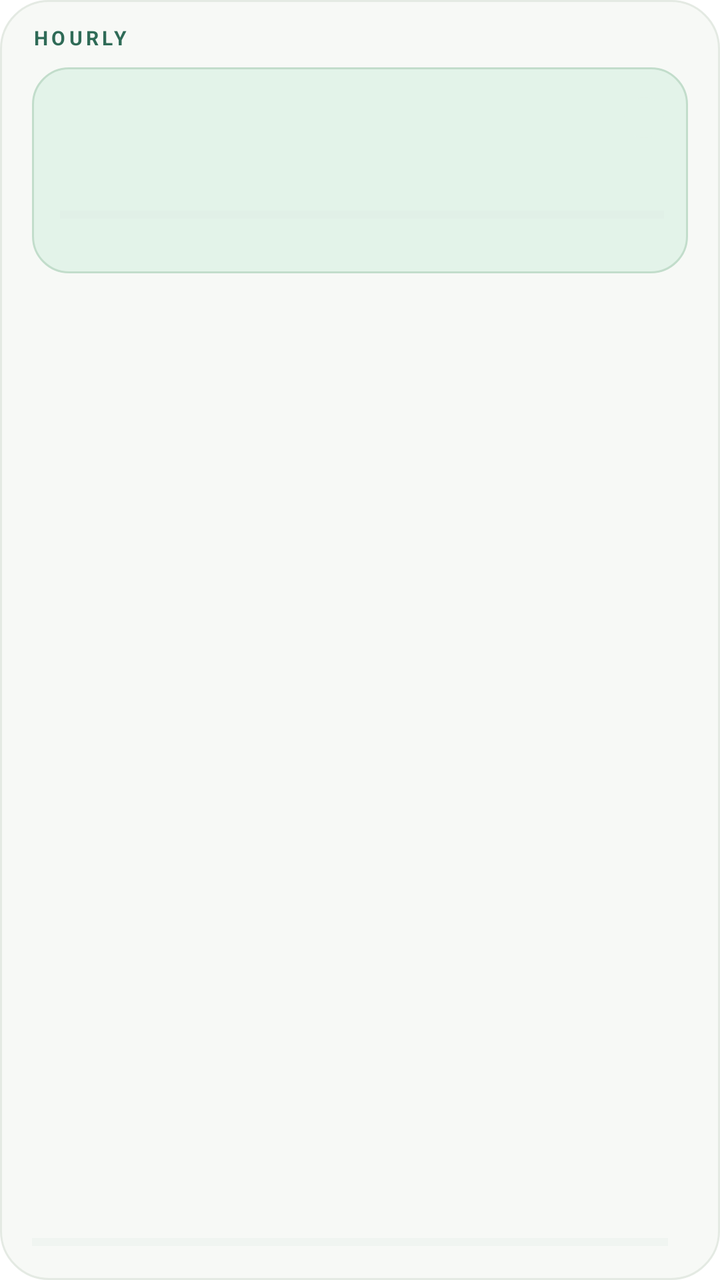
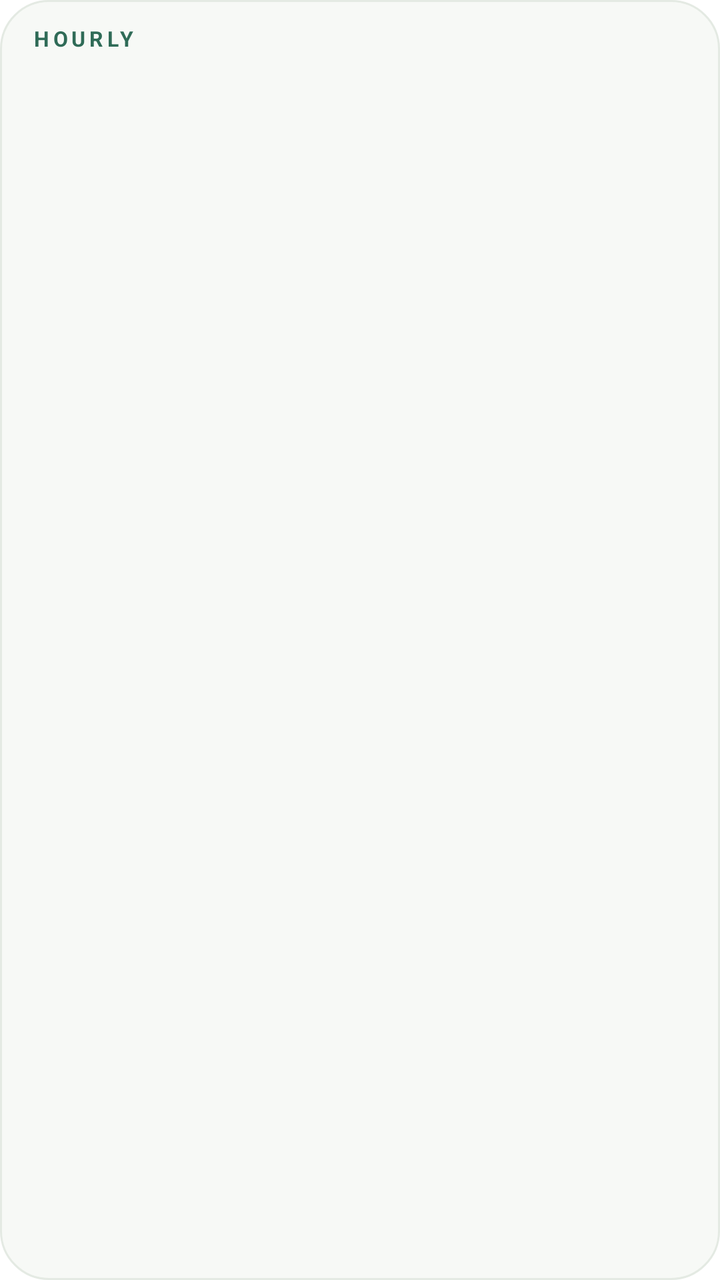

Screens rendered from an Android XML layout before and after an edit, with the pre-edit source and the edit as a unified diff.
<!-- AndroidManifest.xml: fallback theme Theme.MaterialComponents.DayNight.NoActionBar -->
<!-- res/layout/hourly_widget.xml -->
<?xml version="1.0" encoding="utf-8"?>
<LinearLayout xmlns:android="http://schemas.android.com/apk/res/android"
    android:layout_width="match_parent"
    android:layout_height="match_parent"
    android:background="@drawable/bg_widget"
    android:orientation="vertical"
    android:paddingStart="16dp"
    android:paddingTop="12dp"
    android:paddingEnd="16dp"
    android:paddingBottom="12dp">

    
    <LinearLayout
        android:layout_width="match_parent"
        android:layout_height="wrap_content"
        android:gravity="center_vertical"
        android:orientation="horizontal">

        <TextView
            android:id="@+id/widget_brand"
            android:layout_width="0dp"
            android:layout_height="wrap_content"
            android:layout_weight="1"
            android:letterSpacing="0.18"
            android:text="@string/widget_brand"
            android:textColor="@color/widget_accent"
            android:textSize="10sp"
            android:textStyle="bold" />

        <TextView
            android:id="@+id/widget_day"
            android:layout_width="wrap_content"
            android:layout_height="wrap_content"
            android:letterSpacing="0.1"
            android:textColor="@color/widget_muted"
            android:textSize="10sp"
            android:textStyle="bold" />
    </LinearLayout>

    
    <LinearLayout
        android:id="@+id/hero_card"
        android:layout_width="match_parent"
        android:layout_height="wrap_content"
        android:layout_marginTop="8dp"
        android:background="@drawable/bg_widget_hero_active"
        android:orientation="vertical"
        android:paddingStart="14dp"
        android:paddingTop="10dp"
        android:paddingEnd="12dp"
        android:paddingBottom="10dp">

        <LinearLayout
            android:layout_width="match_parent"
            android:layout_height="wrap_content"
            android:gravity="center_vertical"
            android:orientation="horizontal">

            <TextView
                android:id="@+id/hero_time"
                android:layout_width="0dp"
                android:layout_height="wrap_content"
                android:layout_weight="1"
                android:fontFeatureSettings="tnum"
                android:includeFontPadding="false"
                android:letterSpacing="-0.02"
                android:textColor="@color/widget_text"
                android:textSize="26sp"
                android:textStyle="bold" />

            <TextView
                android:id="@+id/hero_chip"
                android:layout_width="wrap_content"
                android:layout_height="wrap_content"
                android:background="@drawable/bg_widget_chip_active"
                android:letterSpacing="0.1"
                android:paddingStart="10dp"
                android:paddingTop="4dp"
                android:paddingEnd="10dp"
                android:paddingBottom="4dp"
                android:textColor="@color/widget_active_text"
                android:textSize="9sp"
                android:textStyle="bold" />
        </LinearLayout>

        <TextView
            android:id="@+id/hero_text"
            android:layout_width="match_parent"
            android:layout_height="wrap_content"
            android:layout_marginTop="4dp"
            android:ellipsize="end"
            android:includeFontPadding="false"
            android:maxLines="2"
            android:textColor="@color/widget_text"
            android:textSize="16sp"
            android:textStyle="bold" />

        <ProgressBar
            android:id="@+id/hero_progress"
            style="?android:attr/progressBarStyleHorizontal"
            android:layout_width="match_parent"
            android:layout_height="5dp"
            android:layout_marginTop="8dp"
            android:max="60"
            android:progress="0"
            android:progressBackgroundTint="@color/widget_track"
            android:progressTint="@color/widget_progress_fill" />

        <TextView
            android:id="@+id/hero_meta"
            android:layout_width="match_parent"
            android:layout_height="wrap_content"
            android:layout_marginTop="4dp"
            android:ellipsize="end"
            android:includeFontPadding="false"
            android:maxLines="1"
            android:textColor="@color/widget_muted"
            android:textSize="10.5sp" />
    </LinearLayout>

    
    <LinearLayout
        android:id="@+id/widget_next"
        android:layout_width="match_parent"
        android:layout_height="wrap_content"
        android:layout_marginTop="8dp"
        android:gravity="center_vertical"
        android:orientation="horizontal">

        <TextView
            android:id="@+id/widget_next_label"
            android:layout_width="wrap_content"
            android:layout_height="wrap_content"
            android:letterSpacing="0.12"
            android:textColor="@color/widget_muted"
            android:textSize="9sp"
            android:textStyle="bold" />

        <TextView
            android:id="@+id/widget_next_text"
            android:layout_width="0dp"
            android:layout_height="wrap_content"
            android:layout_marginStart="8dp"
            android:layout_weight="1"
            android:ellipsize="end"
            android:maxLines="1"
            android:textColor="@color/widget_text"
            android:textSize="12sp" />
    </LinearLayout>

    <LinearLayout
        android:id="@+id/slot_container"
        android:layout_width="match_parent"
        android:layout_height="0dp"
        android:layout_marginTop="2dp"
        android:layout_weight="1"
        android:orientation="vertical" />

    
    <LinearLayout
        android:layout_width="match_parent"
        android:layout_height="wrap_content"
        android:layout_marginTop="4dp"
        android:gravity="center_vertical"
        android:orientation="horizontal">

        <ProgressBar
            android:id="@+id/widget_day_progress"
            style="?android:attr/progressBarStyleHorizontal"
            android:layout_width="0dp"
            android:layout_height="4dp"
            android:layout_weight="1"
            android:max="100"
            android:progress="0"
            android:progressBackgroundTint="@color/widget_track"
            android:progressTint="@color/widget_done_text" />

        <TextView
            android:id="@+id/widget_progress"
            android:layout_width="wrap_content"
            android:layout_height="wrap_content"
            android:layout_marginStart="10dp"
            android:letterSpacing="0.02"
            android:textColor="@color/widget_muted"
            android:textSize="10sp" />
    </LinearLayout>
</LinearLayout>
<!-- resources referenced by this layout -->
<resources>
  <color name="widget_accent">#2F6B57</color>
  <color name="widget_active_text">#1F7A4C</color>
  <color name="widget_done_text">#B3261E</color>
  <color name="widget_muted">#52625A</color>
  <color name="widget_progress_fill">#4C6F60</color>
  <color name="widget_text">#121A15</color>
  <color name="widget_track">#DCE6DE</color>
  <!-- drawable bg_widget (drawable) -->
  <?xml version="1.0" encoding="utf-8"?>
  <shape xmlns:android="http://schemas.android.com/apk/res/android"
      android:shape="rectangle">
      <solid android:color="@color/widget_background" />
      <corners android:radius="24dp" />
      <stroke
          android:width="1dp"
          android:color="@color/widget_stroke" />
  </shape>
  <!-- drawable bg_widget_chip_active (drawable) -->
  <?xml version="1.0" encoding="utf-8"?>
  <shape xmlns:android="http://schemas.android.com/apk/res/android"
      android:shape="rectangle">
      <solid android:color="@color/widget_active_bg" />
      <corners android:radius="20dp" />
  </shape>
  <!-- drawable bg_widget_hero_active (drawable) -->
  <?xml version="1.0" encoding="utf-8"?>
  <shape xmlns:android="http://schemas.android.com/apk/res/android"
      android:shape="rectangle">
      <solid android:color="@color/widget_active_bg" />
      <corners android:radius="18dp" />
      <stroke
          android:width="1dp"
          android:color="@color/widget_active_stroke" />
  </shape>
  <string name="widget_brand">HOURLY</string>
  <color name="widget_background">#F7F9F6</color>
  <color name="widget_stroke">#E4EAE3</color>
  <color name="widget_active_bg">#E3F3E9</color>
  <color name="widget_active_stroke">#C2DDCB</color>
</resources>

<!-- the commit's change to res/layout/hourly_widget.xml (unified diff, before → after) -->
@@ -24,164 +24,45 @@
             android:letterSpacing="0.18"
             android:text="@string/widget_brand"
             android:textColor="@color/widget_accent"
-            android:textSize="10sp"
+            android:textSize="10.5sp"
             android:textStyle="bold" />
 
         <TextView
             android:id="@+id/widget_day"
             android:layout_width="wrap_content"
             android:layout_height="wrap_content"
-            android:letterSpacing="0.1"
+            android:letterSpacing="0.08"
             android:textColor="@color/widget_muted"
-            android:textSize="10sp"
+            android:textSize="11sp"
             android:textStyle="bold" />
     </LinearLayout>
 
     
     <LinearLayout
-        android:id="@+id/hero_card"
-        android:layout_width="match_parent"
-        android:layout_height="wrap_content"
-        android:layout_marginTop="8dp"
-        android:background="@drawable/bg_widget_hero_active"
-        android:orientation="vertical"
-        android:paddingStart="14dp"
-        android:paddingTop="10dp"
-        android:paddingEnd="12dp"
-        android:paddingBottom="10dp">
-
-        <LinearLayout
-            android:layout_width="match_parent"
-            android:layout_height="wrap_content"
-            android:gravity="center_vertical"
-            android:orientation="horizontal">
-
-            <TextView
-                android:id="@+id/hero_time"
-                android:layout_width="0dp"
-                android:layout_height="wrap_content"
-                android:layout_weight="1"
-                android:fontFeatureSettings="tnum"
-                android:includeFontPadding="false"
-                android:letterSpacing="-0.02"
-                android:textColor="@color/widget_text"
-                android:textSize="26sp"
-                android:textStyle="bold" />
-
-            <TextView
-                android:id="@+id/hero_chip"
-                android:layout_width="wrap_content"
-                android:layout_height="wrap_content"
-                android:background="@drawable/bg_widget_chip_active"
-                android:letterSpacing="0.1"
-                android:paddingStart="10dp"
-                android:paddingTop="4dp"
-                android:paddingEnd="10dp"
-                android:paddingBottom="4dp"
-                android:textColor="@color/widget_active_text"
-                android:textSize="9sp"
-                android:textStyle="bold" />
-        </LinearLayout>
-
-        <TextView
-            android:id="@+id/hero_text"
-            android:layout_width="match_parent"
-            android:layout_height="wrap_content"
-            android:layout_marginTop="4dp"
-            android:ellipsize="end"
-            android:includeFontPadding="false"
-            android:maxLines="2"
-            android:textColor="@color/widget_text"
-            android:textSize="16sp"
-            android:textStyle="bold" />
-
-        <ProgressBar
-            android:id="@+id/hero_progress"
-            style="?android:attr/progressBarStyleHorizontal"
-            android:layout_width="match_parent"
-            android:layout_height="5dp"
-            android:layout_marginTop="8dp"
-            android:max="60"
-            android:progress="0"
-            android:progressBackgroundTint="@color/widget_track"
-            android:progressTint="@color/widget_progress_fill" />
-
-        <TextView
-            android:id="@+id/hero_meta"
-            android:layout_width="match_parent"
-            android:layout_height="wrap_content"
-            android:layout_marginTop="4dp"
-            android:ellipsize="end"
-            android:includeFontPadding="false"
-            android:maxLines="1"
-            android:textColor="@color/widget_muted"
-            android:textSize="10.5sp" />
-    </LinearLayout>
-
-    
-    <LinearLayout
-        android:id="@+id/widget_next"
-        android:layout_width="match_parent"
-        android:layout_height="wrap_content"
-        android:layout_marginTop="8dp"
-        android:gravity="center_vertical"
-        android:orientation="horizontal">
-
-        <TextView
-            android:id="@+id/widget_next_label"
-            android:layout_width="wrap_content"
-            android:layout_height="wrap_content"
-            android:letterSpacing="0.12"
-            android:textColor="@color/widget_muted"
-            android:textSize="9sp"
-            android:textStyle="bold" />
-
-        <TextView
-            android:id="@+id/widget_next_text"
-            android:layout_width="0dp"
-            android:layout_height="wrap_content"
-            android:layout_marginStart="8dp"
-            android:layout_weight="1"
-            android:ellipsize="end"
-            android:maxLines="1"
-            android:textColor="@color/widget_text"
-            android:textSize="12sp" />
-    </LinearLayout>
-
-    <LinearLayout
-        android:id="@+id/slot_container"
+        android:id="@+id/widget_body"
         android:layout_width="match_parent"
         android:layout_height="0dp"
-        android:layout_marginTop="2dp"
+        android:layout_marginTop="6dp"
         android:layout_weight="1"
         android:orientation="vertical" />
 
     
     <LinearLayout
+        android:id="@+id/widget_day_meter"
+        android:layout_width="match_parent"
+        android:layout_height="8dp"
+        android:layout_marginTop="6dp"
+        android:gravity="center_vertical"
+        android:orientation="horizontal" />
+
+    <TextView
+        android:id="@+id/widget_progress"
         android:layout_width="match_parent"
         android:layout_height="wrap_content"
         android:layout_marginTop="4dp"
-        android:gravity="center_vertical"
-        android:orientation="horizontal">
-
-        <ProgressBar
-            android:id="@+id/widget_day_progress"
-            style="?android:attr/progressBarStyleHorizontal"
-            android:layout_width="0dp"
-            android:layout_height="4dp"
-            android:layout_weight="1"
-            android:max="100"
-            android:progress="0"
-            android:progressBackgroundTint="@color/widget_track"
-            android:progressTint="@color/widget_done_text" />
-
-        <TextView
-            android:id="@+id/widget_progress"
-            android:layout_width="wrap_content"
-            android:layout_height="wrap_content"
-            android:layout_marginStart="10dp"
-            android:letterSpacing="0.02"
-            android:textColor="@color/widget_muted"
-            android:textSize="10sp" />
-    </LinearLayout>
+        android:ellipsize="end"
+        android:letterSpacing="0.02"
+        android:maxLines="1"
+        android:textColor="@color/widget_muted"
+        android:textSize="11sp" />
 </LinearLayout>
<!-- resource entries referenced after the edit -->
@@ -1,12 +1,7 @@
 <!-- resources referenced by this layout -->
 <resources>
   <color name="widget_accent">#2F6B57</color>
-  <color name="widget_active_text">#1F7A4C</color>
-  <color name="widget_done_text">#B3261E</color>
-  <color name="widget_muted">#52625A</color>
-  <color name="widget_progress_fill">#4C6F60</color>
-  <color name="widget_text">#121A15</color>
-  <color name="widget_track">#DCE6DE</color>
+  <color name="widget_muted">#46554D</color>
   <!-- drawable bg_widget (drawable) -->
   <?xml version="1.0" encoding="utf-8"?>
   <shape xmlns:android="http://schemas.android.com/apk/res/android"
@@ -17,27 +12,8 @@
           android:width="1dp"
           android:color="@color/widget_stroke" />
   </shape>
-  <!-- drawable bg_widget_chip_active (drawable) -->
-  <?xml version="1.0" encoding="utf-8"?>
-  <shape xmlns:android="http://schemas.android.com/apk/res/android"
-      android:shape="rectangle">
-      <solid android:color="@color/widget_active_bg" />
-      <corners android:radius="20dp" />
-  </shape>
-  <!-- drawable bg_widget_hero_active (drawable) -->
-  <?xml version="1.0" encoding="utf-8"?>
-  <shape xmlns:android="http://schemas.android.com/apk/res/android"
-      android:shape="rectangle">
-      <solid android:color="@color/widget_active_bg" />
-      <corners android:radius="18dp" />
-      <stroke
-          android:width="1dp"
-          android:color="@color/widget_active_stroke" />
-  </shape>
   <string name="widget_brand">HOURLY</string>
   <color name="widget_background">#F7F9F6</color>
   <color name="widget_stroke">#E4EAE3</color>
-  <color name="widget_active_bg">#E3F3E9</color>
-  <color name="widget_active_stroke">#C2DDCB</color>
 </resources>
 
